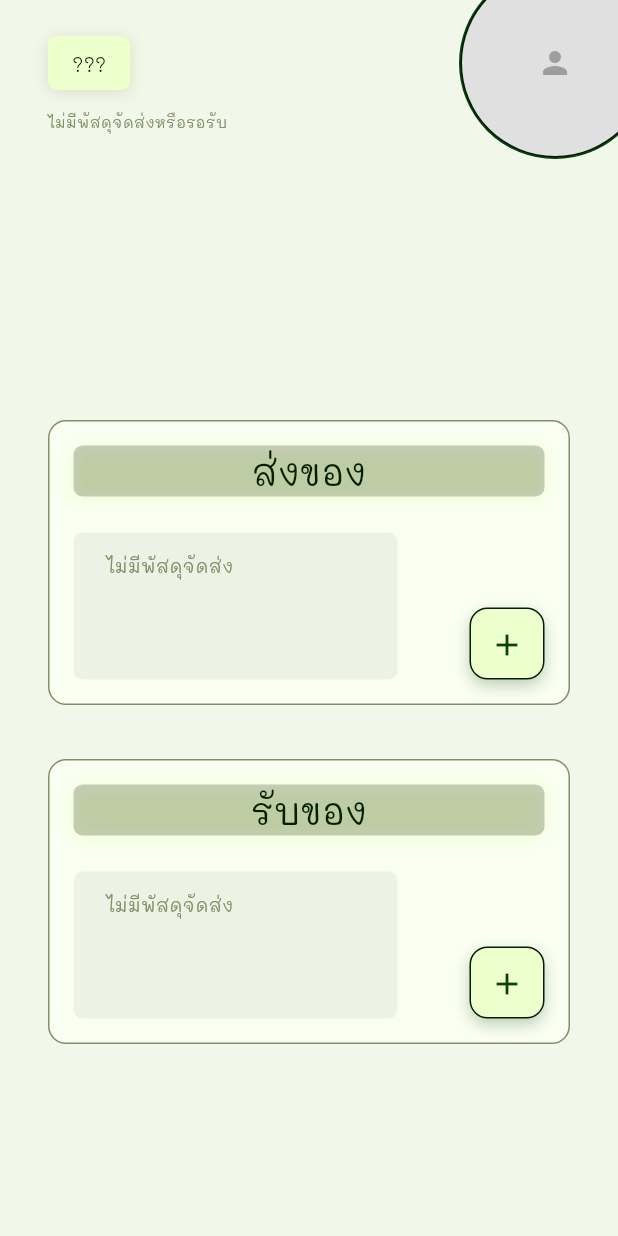
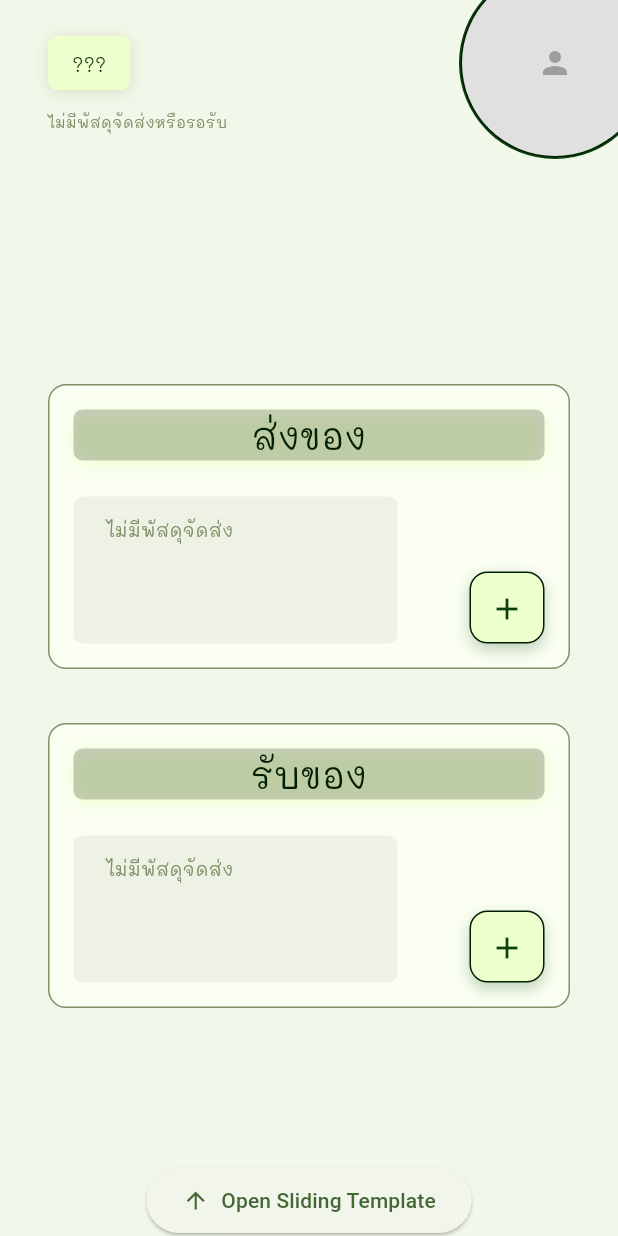
Before and after one commit to TheeraphatStudent/catdiff, a Flutter app: the DeliveryTrackingScreen screen opened directly, after a tap on the "close" icon, on a phone screen of 412 x 824 dp. Run offline on Flutter 3.47's test engine with Material 3 defaults, Android fonts, the light colour scheme and no system bars; our stand-ins replace cloud_firestore, easy_stepper, firebase_auth, firebase_core, geolocator, get and 3 more; missing offline and left inert: dart_jsonwebtoken, wolt_modal_sheet; accounts and stored records are empty; project files that could hold a hidden picture were left out.

Commit message:
feat: change to use user type

```diff
--- a/app/lib/config/share/app_data.dart
+++ b/app/lib/config/share/app_data.dart
@@ -1,30 +1,23 @@
 import 'package:app/config/theme/app_theme.dart';
-import 'package:app/types/user/raider_auth.dart' as RiderModel;
 import 'package:app/types/user/role.dart';
-import 'package:app/types/user/user_auth.dart' as UserModel;
+import 'package:app/types/user/user_auth.dart';
 import 'package:flutter/material.dart';
 
 class AppData with ChangeNotifier {
   AppData();
 
   final ThemeToken _themeToken = ThemeToken();
-  dynamic _currentUser;
+  User? _currentUser;
 
   UserRole _preferredRole = UserRole.user;
 
   ThemeToken get themeToken => _themeToken;
-  dynamic get currentUser => _currentUser;
+  User? get currentUser => _currentUser;
   UserRole get preferredRole => _preferredRole;
 
-  void setCurrentUserFromUserModel(UserModel.User userModel) {
-    _currentUser = userModel;
-    _preferredRole = userModel.role;
-    notifyListeners();
-  }
-
-  void setCurrentUserFromRiderModel(RiderModel.Raider riderModel) {
-    _currentUser = riderModel;
-    _preferredRole = riderModel.role;
+  void setCurrentUser(User user) {
+    _currentUser = user;
+    _preferredRole = user.role;
     notifyListeners();
   }
 
--- a/app/lib/pages/user/user_home.dart
+++ b/app/lib/pages/user/user_home.dart
@@ -6,9 +6,13 @@
 import 'package:app/service/delivery/delivery_service.dart';
 import 'package:app/types/delivery/delivery_home.dart';
 import 'package:app/types/user/type.dart';
+import 'package:app/widget/button.widget.dart';
 import 'package:app/widget/card/status_container.widget.dart';
+import 'package:app/widget/input.widget.dart';
 import 'package:app/widget/profile_img.widget.dart';
+import 'package:app/widget/sliding_up/sliding_template.dart';
 import 'package:flutter/cupertino.dart';
+import 'package:flutter/material.dart';
 import 'package:get/get.dart';
 import 'package:provider/provider.dart';
 
@@ -23,14 +27,24 @@
   final List<DeliveryStatDisplayItem> senderItems = [];
   final List<DeliveryStatDisplayItem> receiverItems = [];
 
+  bool _hasLoadedData = false;
+
   @override
   void initState() {
     super.initState();
-    _loadData();
+  }
+
+  @override
+  void didChangeDependencies() {
+    super.didChangeDependencies();
+    if (!_hasLoadedData) {
+      _loadData();
+      _hasLoadedData = true;
+    }
   }
 
   void _loadData() async {
-    final appData = Provider.of<AppData>(context);
+    final appData = Provider.of<AppData>(context, listen: false);
 
     final resposne = await DeliveryService.getDeliveryDisplayByUserId(
       appData.currentUser!.id,
@@ -169,6 +183,7 @@
                       type: UserType.sender,
                       deliveryStatDisplayItems: senderItems,
                     ),
+
                     const SizedBox(height: 36),
 
                     // รับของ
@@ -181,6 +196,30 @@
               ),
             ),
           ),
+
+          SlidingTemplate(
+            isShowingAction: true,
+            actionButtonText: 'Open Sliding Template',
+            customTopBar: Row(
+              children: [
+                ButtonActions(
+                  variant: ButtonVariant.danger,
+                  icon: Icons.arrow_back,
+                  onPressed: () {},
+                ),
+                Expanded(
+                  child: InputField(
+                    hintText: "ค้นหาผู้รับ",
+                    onChanged: (value) {},
+                    suffixIcon: Icon(Icons.search),
+                  ),
+                ),
+              ],
+            ),
+            children: [
+              Column(children: [Text("test")]),
+            ],
+          ),
         ],
       ),
     );
--- a/app/lib/types/user/raider_auth.dart
+++ /dev/null
@@ -1,75 +0,0 @@
-// To parse this JSON data, do
-//
-//     final Raider = RaiderFromJson(jsonString);
-
-import 'dart:convert';
-
-import 'role.dart';
-
-Raider RaiderFromJson(String str) => Raider.fromJson(json.decode(str));
-
-String RaiderToJson(Raider data) => json.encode(data.toJson());
-
-class Raider {
-  String userId;
-  String imagesUrl;
-  String name;
-  String phone;
-  UserRole role;
-  String addressId;
-  Verhicle verhicle;
-
-  Raider({
-    required this.userId,
-    required this.imagesUrl,
-    required this.name,
-    required this.phone,
-    required this.role,
-    required this.addressId,
-    required this.verhicle,
-  });
-
-  factory Raider.fromJson(Map<String, dynamic> json) => Raider(
-    userId: json["user_id"],
-    imagesUrl: json["images_url"],
-    name: json["name"],
-    phone: json["phone"],
-    role: UserRole.values.firstWhere((e) => e.name == json["role"]),
-    addressId: json["address_id"],
-    verhicle: Verhicle.fromJson(json["verhicle"]),
-  );
-
-  Map<String, dynamic> toJson() => {
-    "user_id": userId,
-    "images_url": imagesUrl,
-    "name": name,
-    "phone": phone,
-    "role": role.name,
-    "address_id": addressId,
-    "verhicle": verhicle.toJson(),
-  };
-}
-
-class Verhicle {
-  String driveImageUrl;
-  String licencePlate;
-  String type;
-
-  Verhicle({
-    required this.driveImageUrl,
-    required this.licencePlate,
-    required this.type,
-  });
-
-  factory Verhicle.fromJson(Map<String, dynamic> json) => Verhicle(
-    driveImageUrl: json["drive_image_url"],
-    licencePlate: json["licence_plate"],
-    type: json["type"],
-  );
-
-  Map<String, dynamic> toJson() => {
-    "drive_image_url": driveImageUrl,
-    "licence_plate": licencePlate,
-    "type": type,
-  };
-}
--- a/app/lib/types/user/user_auth.dart
+++ b/app/lib/types/user/user_auth.dart
@@ -30,6 +30,8 @@
     required this.role,
     required this.verhicle,
   });
+
+  String get id => userId;
 
   factory User.fromJson(Map<String, dynamic> json) => User(
     imagesUrl: json["images_url"],
```
Also changed, not shown: app/lib/pages/auth/login.page.dart (+5 -7 lines), app/lib/pages/profile/profile.page.dart (+8 -8 lines), app/lib/service/auth/user.dart (+6 -15 lines), app/lib/widget/sliding_up/sliding_template.dart (+7 -1 lines).
